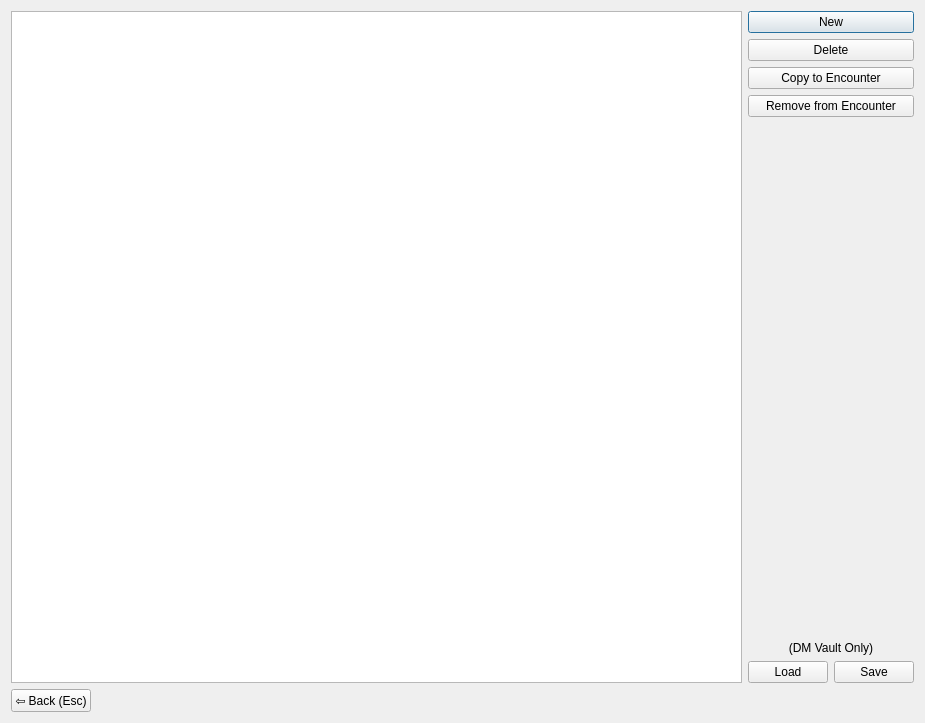
First picture: the form in ui_files/Vault_Dialog.ui, repository nogasgofast/Adventure_Wrench, before the edit.
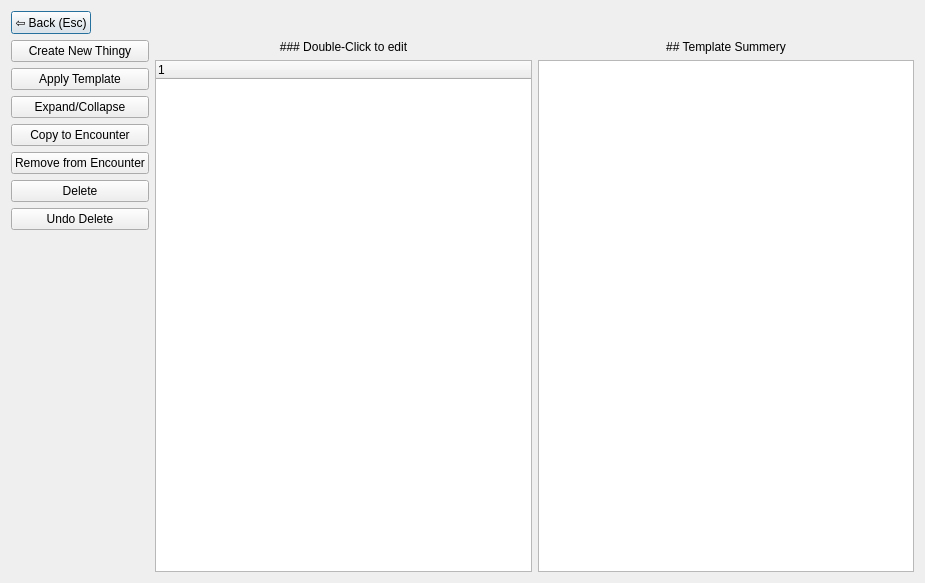
Second picture: the form after the edit.

Patch:
```diff
--- a/ui_files/Vault_Dialog.ui
+++ b/ui_files/Vault_Dialog.ui
@@ -10,7 +10,7 @@
     <x>0</x>
     <y>0</y>
     <width>925</width>
-    <height>723</height>
+    <height>583</height>
    </rect>
   </property>
   <property name="windowTitle">
@@ -20,32 +20,34 @@
    <item>
     <layout class="QHBoxLayout" name="horizontalLayout_10">
      <item>
-      <widget class="QListWidget" name="listWidget_Display">
-       <property name="sizePolicy">
-        <sizepolicy hsizetype="Expanding" vsizetype="Expanding">
-         <horstretch>1</horstretch>
-         <verstretch>0</verstretch>
-        </sizepolicy>
+      <widget class="QPushButton" name="pushButton_back">
+       <property name="toolTip">
+        <string>Go back to your encounter</string>
        </property>
-       <property name="showDropIndicator" stdset="0">
-        <bool>false</bool>
-       </property>
-       <property name="dragDropMode">
-        <enum>QAbstractItemView::NoDragDrop</enum>
-       </property>
-       <property name="defaultDropAction">
-        <enum>Qt::IgnoreAction</enum>
-       </property>
-       <property name="selectionMode">
-        <enum>QAbstractItemView::ExtendedSelection</enum>
-       </property>
-       <property name="wordWrap">
-        <bool>true</bool>
+       <property name="text">
+        <string>⇦ Back (Esc)</string>
        </property>
       </widget>
      </item>
      <item>
-      <layout class="QVBoxLayout" name="verticalLayout">
+      <spacer name="horizontalSpacer">
+       <property name="orientation">
+        <enum>Qt::Horizontal</enum>
+       </property>
+       <property name="sizeHint" stdset="0">
+        <size>
+         <width>40</width>
+         <height>20</height>
+        </size>
+       </property>
+      </spacer>
+     </item>
+    </layout>
+   </item>
+   <item>
+    <layout class="QHBoxLayout" name="horizontalLayout_content">
+     <item>
+      <layout class="QVBoxLayout" name="verticalLayout_menu">
        <property name="sizeConstraint">
         <enum>QLayout::SetMinimumSize</enum>
        </property>
@@ -53,22 +55,23 @@
         <number>0</number>
        </property>
        <item>
-        <layout class="QHBoxLayout" name="horizontalLayout_6"/>
+        <widget class="QPushButton" name="pushButton_adventure">
+         <property name="text">
+          <string>Create New Thingy</string>
+         </property>
+        </widget>
        </item>
        <item>
-        <widget class="QPushButton" name="pushButton_New">
+        <widget class="QPushButton" name="pushButton">
          <property name="text">
-          <string>New</string>
+          <string>Apply Template</string>
          </property>
         </widget>
        </item>
        <item>
-        <widget class="QPushButton" name="pushButton_delete">
-         <property name="toolTip">
-          <string>Remove selected from current Encounter as well as DM Vault.</string>
-         </property>
+        <widget class="QPushButton" name="pushButton_toggle_expand">
          <property name="text">
-          <string>Delete</string>
+          <string>Expand/Collapse</string>
          </property>
         </widget>
        </item>
@@ -92,6 +95,23 @@
          </property>
         </widget>
        </item>
+       <item>
+        <widget class="QPushButton" name="pushButton_delete">
+         <property name="toolTip">
+          <string>Remove selected from current Encounter as well as DM Vault.</string>
+         </property>
+         <property name="text">
+          <string>Delete</string>
+         </property>
+        </widget>
+       </item>
+       <item>
+        <widget class="QPushButton" name="pushButton_delete_undo">
+         <property name="text">
+          <string>Undo Delete</string>
+         </property>
+        </widget>
+       </item>
        <item>
         <spacer name="verticalSpacer">
          <property name="orientation">
@@ -105,71 +125,75 @@
          </property>
         </spacer>
        </item>
+      </layout>
+     </item>
+     <item>
+      <layout class="QVBoxLayout" name="verticalLayout_treeWidget">
        <item>
         <widget class="QLabel" name="label">
-         <property name="layoutDirection">
-          <enum>Qt::LeftToRight</enum>
-         </property>
          <property name="text">
-          <string>(DM Vault Only)</string>
+          <string>### Double-Click to edit</string>
          </property>
+         <property name="textFormat">
+          <enum>Qt::MarkdownText</enum>
+         </property>
          <property name="alignment">
           <set>Qt::AlignCenter</set>
          </property>
         </widget>
        </item>
        <item>
-        <layout class="QHBoxLayout" name="horizontalLayout_9">
-         <item>
-          <widget class="QPushButton" name="pushButton_load">
-           <property name="toolTip">
-            <string>Load Encounter file</string>
-           </property>
-           <property name="text">
-            <string>Load</string>
-           </property>
-          </widget>
-         </item>
-         <item>
-          <widget class="QPushButton" name="pushButton_save">
-           <property name="toolTip">
-            <string>Save Encounter File</string>
-           </property>
-           <property name="text">
-            <string>Save</string>
-           </property>
-          </widget>
-         </item>
-        </layout>
+        <widget class="QTreeWidget" name="treeWidget_organizer">
+         <column>
+          <property name="text">
+           <string notr="true">1</string>
+          </property>
+         </column>
+        </widget>
        </item>
       </layout>
      </item>
-    </layout>
-   </item>
-   <item>
-    <layout class="QHBoxLayout" name="horizontalLayout_8">
      <item>
-      <widget class="QPushButton" name="pushButton_back">
-       <property name="toolTip">
-        <string>Go back to your encounter</string>
-       </property>
-       <property name="text">
-        <string>⇦ Back (Esc)</string>
-       </property>
-      </widget>
-     </item>
-     <item>
-      <spacer name="horizontalSpacer">
-       <property name="orientation">
-        <enum>Qt::Horizontal</enum>
-       </property>
-       <property name="sizeHint" stdset="0">
-        <size>
-         <width>40</width>
-         <height>20</height>
-        </size>
-       </property>
-      </spacer>
+      <layout class="QVBoxLayout" name="verticalLayout_display">
+       <item>
+        <widget class="QLabel" name="label_2">
+         <property name="text">
+          <string>## Template Summery</string>
+         </property>
+         <property name="textFormat">
+          <enum>Qt::MarkdownText</enum>
+         </property>
+         <property name="alignment">
+          <set>Qt::AlignCenter</set>
+         </property>
+        </widget>
+       </item>
+       <item>
+        <widget class="QListWidget" name="listWidget_Display">
+         <property name="sizePolicy">
+          <sizepolicy hsizetype="Expanding" vsizetype="Expanding">
+           <horstretch>1</horstretch>
+           <verstretch>0</verstretch>
+          </sizepolicy>
+         </property>
+         <property name="showDropIndicator" stdset="0">
+          <bool>false</bool>
+         </property>
+         <property name="dragDropMode">
+          <enum>QAbstractItemView::NoDragDrop</enum>
+         </property>
+         <property name="defaultDropAction">
+          <enum>Qt::IgnoreAction</enum>
+         </property>
+         <property name="selectionMode">
+          <enum>QAbstractItemView::ExtendedSelection</enum>
+         </property>
+         <property name="wordWrap">
+          <bool>true</bool>
+         </property>
+        </widget>
+       </item>
+      </layout>
      </item>
     </layout>
    </item>
```
Left out of the diff: 2 changed lines with no effect on the pictures.
